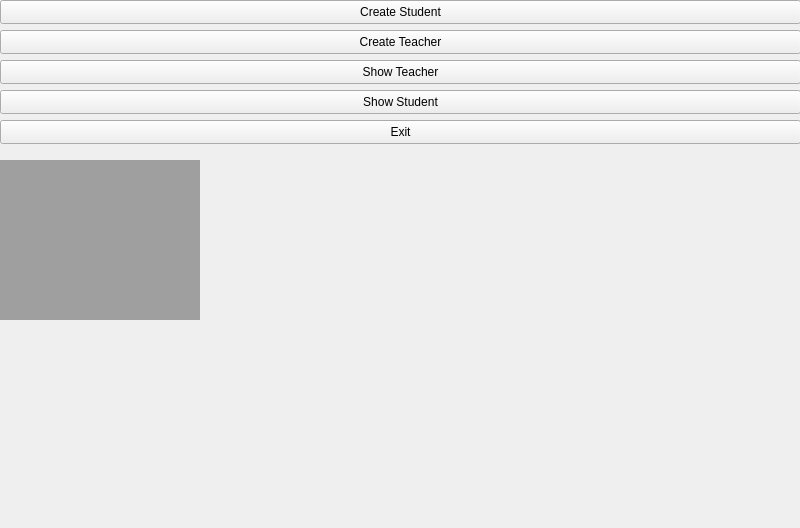
Before: the Qt Designer form MDI/mainwindow.ui in Comelcizzz/OOP_practice, drawn with Qt 5.
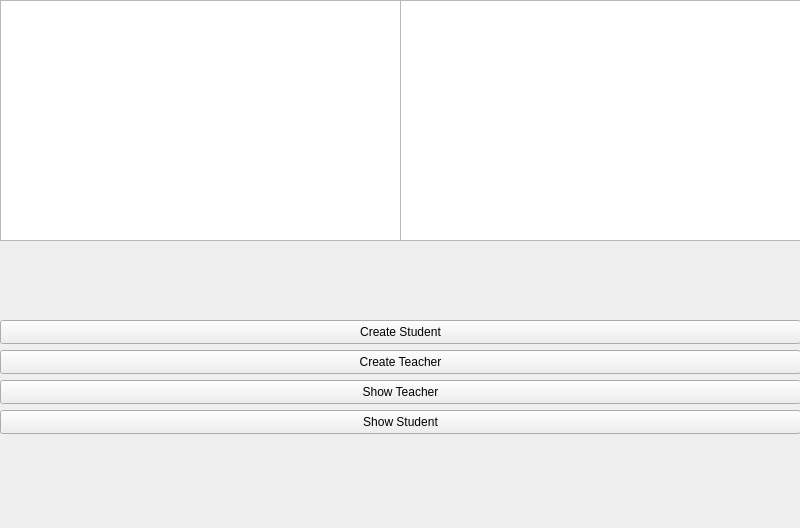
After: the same form once the commit is applied. Custom widgets are drawn as their Qt base class.

What changed in the file:
```diff
--- a/MDI/mainwindow.ui
+++ b/MDI/mainwindow.ui
@@ -28,7 +28,7 @@
     <property name="geometry">
      <rect>
       <x>0</x>
-      <y>30</y>
+      <y>350</y>
       <width>801</width>
       <height>24</height>
      </rect>
@@ -41,7 +41,7 @@
     <property name="geometry">
      <rect>
       <x>0</x>
-      <y>60</y>
+      <y>380</y>
       <width>801</width>
       <height>24</height>
      </rect>
@@ -54,7 +54,7 @@
     <property name="geometry">
      <rect>
       <x>0</x>
-      <y>0</y>
+      <y>320</y>
       <width>801</width>
       <height>24</height>
      </rect>
@@ -67,7 +67,7 @@
     <property name="geometry">
      <rect>
       <x>0</x>
-      <y>90</y>
+      <y>410</y>
       <width>801</width>
       <height>24</height>
      </rect>
@@ -76,26 +76,23 @@
      <string>Show Student</string>
     </property>
    </widget>
-   <widget class="QPushButton" name="exitButton">
+   <widget class="QTableView" name="studentTableView">
     <property name="geometry">
      <rect>
       <x>0</x>
-      <y>120</y>
-      <width>801</width>
-      <height>24</height>
+      <y>0</y>
+      <width>401</width>
+      <height>241</height>
      </rect>
     </property>
-    <property name="text">
-     <string>Exit</string>
-    </property>
    </widget>
-   <widget class="QMdiArea" name="mdiArea">
+   <widget class="QTableView" name="teacherTableView">
     <property name="geometry">
      <rect>
-      <x>0</x>
-      <y>160</y>
-      <width>200</width>
-      <height>160</height>
+      <x>400</x>
+      <y>0</y>
+      <width>401</width>
+      <height>241</height>
      </rect>
     </property>
    </widget>
```
Left out of the diff: 4 changed lines with no effect on the pictures.
